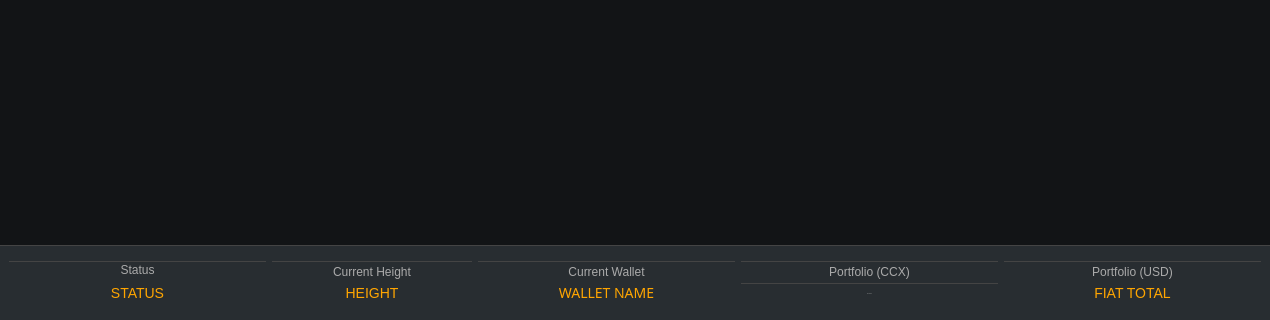
Before: the Qt Designer form src/gui/ui/overviewframe.ui in ConcealNetwork/conceal-desktop, drawn with Qt 5; both pictures show x 0 to 1270 and y 330 to 650 of the 1270 by 650 pixel window.
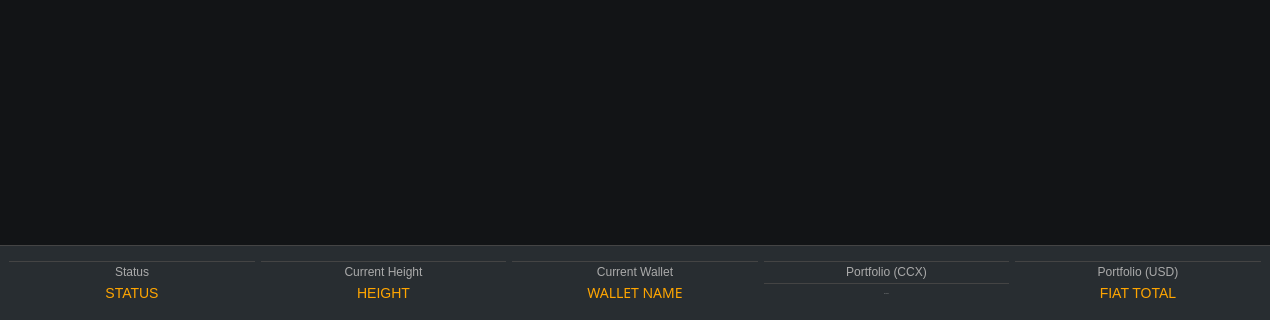
After: the same form once the commit is applied. Icons and pictures are not drawn.

Commit message: Update recent transactions style

```diff
--- a/src/gui/ui/overviewframe.ui
+++ b/src/gui/ui/overviewframe.ui
@@ -8985,7 +8985,7 @@
          <item row="3" column="5">
           <widget class="QLabel" name="fiatLabel">
            <property name="sizePolicy">
-            <sizepolicy hsizetype="Preferred" vsizetype="Expanding">
+            <sizepolicy hsizetype="Expanding" vsizetype="Expanding">
              <horstretch>0</horstretch>
              <verstretch>0</verstretch>
             </sizepolicy>
@@ -9061,7 +9061,7 @@
          <item row="4" column="1">
           <widget class="QLabel" name="statusHeight">
            <property name="sizePolicy">
-            <sizepolicy hsizetype="Preferred" vsizetype="Expanding">
+            <sizepolicy hsizetype="Expanding" vsizetype="Expanding">
              <horstretch>0</horstretch>
              <verstretch>0</verstretch>
             </sizepolicy>
@@ -9095,7 +9095,7 @@
          <item row="3" column="1">
           <widget class="QLabel" name="label_15">
            <property name="sizePolicy">
-            <sizepolicy hsizetype="Preferred" vsizetype="Expanding">
+            <sizepolicy hsizetype="Expanding" vsizetype="Expanding">
              <horstretch>0</horstretch>
              <verstretch>0</verstretch>
             </sizepolicy>
@@ -9162,7 +9162,7 @@
          <item row="3" column="2">
           <widget class="QLabel" name="label_16">
            <property name="sizePolicy">
-            <sizepolicy hsizetype="Preferred" vsizetype="Expanding">
+            <sizepolicy hsizetype="Expanding" vsizetype="Expanding">
              <horstretch>0</horstretch>
              <verstretch>0</verstretch>
             </sizepolicy>
@@ -9195,7 +9195,7 @@
          <item row="3" column="4">
           <widget class="QLabel" name="label_13">
            <property name="sizePolicy">
-            <sizepolicy hsizetype="Preferred" vsizetype="Expanding">
+            <sizepolicy hsizetype="Expanding" vsizetype="Expanding">
              <horstretch>0</horstretch>
              <verstretch>0</verstretch>
             </sizepolicy>
@@ -9273,7 +9273,7 @@
          <item row="3" column="0">
           <widget class="QLabel" name="label_14">
            <property name="sizePolicy">
-            <sizepolicy hsizetype="Preferred" vsizetype="Expanding">
+            <sizepolicy hsizetype="Expanding" vsizetype="Expanding">
              <horstretch>0</horstretch>
              <verstretch>0</verstretch>
             </sizepolicy>
@@ -9281,7 +9281,7 @@
            <property name="minimumSize">
             <size>
              <width>200</width>
-             <height>15</height>
+             <height>20</height>
             </size>
            </property>
            <property name="maximumSize">
```
The commit also changes 2 other files.
